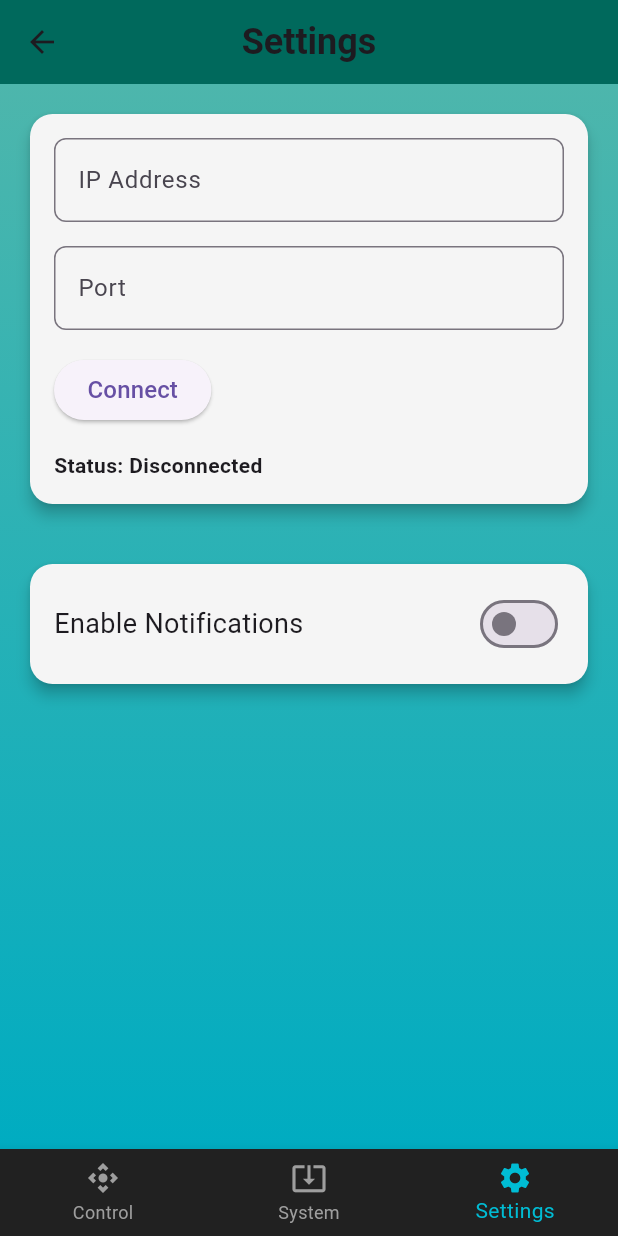
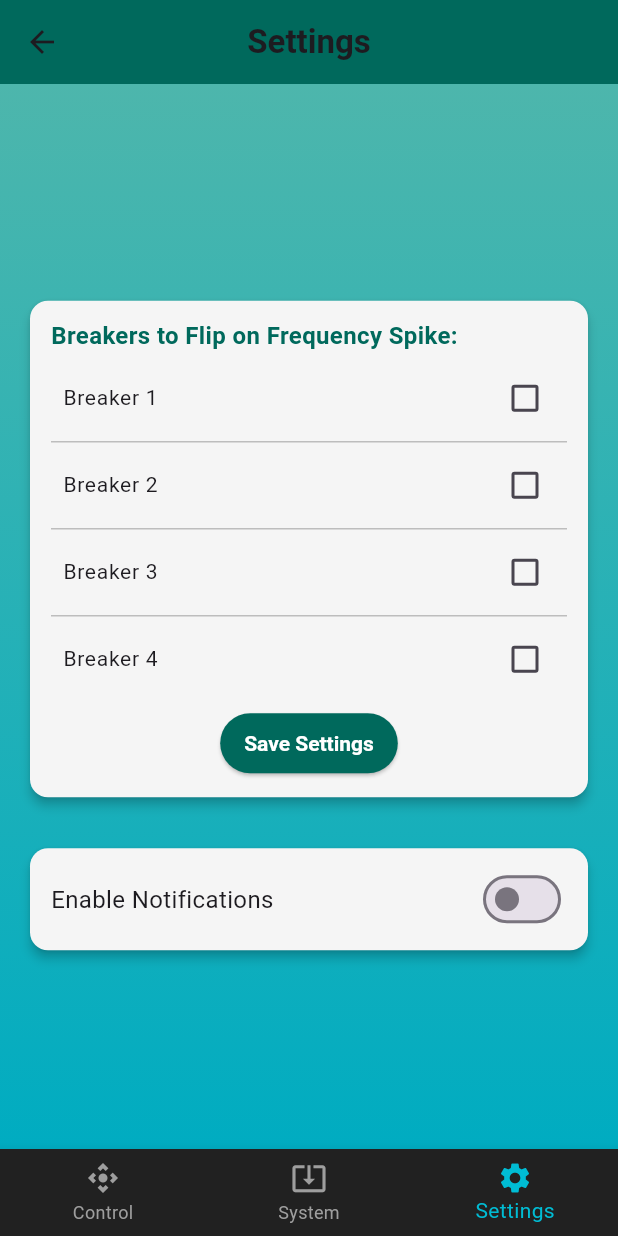
Before and after one commit to saxojeblin/BEAM, a Flutter app: the screen it shows after launch, item 3 of the bottom bar chosen, on a phone screen of 412 x 824 dp. Run offline on Flutter 3.47's test engine with Material 3 defaults, Android fonts, the phone set to English and light mode, and no system bars.

Commit message:
implement user-controlled frequency response settings

```diff
--- a/beam_app/lib/main.dart
+++ b/beam_app/lib/main.dart
@@ -2,6 +2,7 @@
 
 import 'package:flutter/material.dart';
 import 'package:http/http.dart' as http;
+import 'dart:convert';
 
 void main() {
   runApp(BeamApp());
@@ -403,6 +404,7 @@
   }
 }
 
+
 class SettingsPage extends StatefulWidget {
   const SettingsPage({super.key});
 
@@ -411,62 +413,82 @@
 }
 
 class _SettingsPageState extends State<SettingsPage> {
-  TextEditingController ipController = TextEditingController();
-  TextEditingController portController = TextEditingController();
+  // Breakers configuration for frequency spikes
+  List<bool> breakersToFlip = [false, false, false, false];
+
+  // Notifications toggle
   bool notificationsEnabled = false;
-  String connectionStatus = "Disconnected";
 
-  Future<void> testConnection() async {
-    String ip = ipController.text;
-    String port = portController.text;
-    if (ip.isEmpty || port.isEmpty) {
+  // ESP32 IP Address (Modify if needed)
+  final String esp32Ip = "192.168.4.1";
+  final String esp32Port = "80";
+
+  // Loading State
+  bool isLoading = false;
+  String loadingMessage = ""; // Dynamic loading text
+
+  Future<void> sendBreakerSettings() async {
+    if (isLoading) return; // Prevent multiple clicks
+
     setState(() {
-        connectionStatus = "Please enter IP and Port.";
+      isLoading = true;
+      loadingMessage = "Saving Settings..."; // Show dynamic message
     });
-      return;
-    }
 
-    String url = "http://$ip:$port/test";
+    String url = "http://$esp32Ip:$esp32Port/frequency_settings";
+    Map<String, dynamic> data = {
+      "breaker1": breakersToFlip[0],
+      "breaker2": breakersToFlip[1],
+      "breaker3": breakersToFlip[2],
+      "breaker4": breakersToFlip[3],
+    };
 
     try {
-      final response = await http.get(Uri.parse(url)).timeout(
-        Duration(seconds: 3),
+      final response = await http.post(
+        Uri.parse(url),
+        headers: {"Content-Type": "application/json"},
+        body: jsonEncode(data),
+      ).timeout(
+        Duration(seconds: 5), // Timeout after 5 seconds
         onTimeout: () {
           throw Exception("Timeout");
         },
       );
 
       if (response.statusCode == 200) {
-        setState(() {
-          connectionStatus = "Connected to BEAM device!";
-        });
+        ScaffoldMessenger.of(context).showSnackBar(
+          SnackBar(content: Text("Breaker settings updated successfully.")),
+        );
       } else {
-        setState(() {
-          connectionStatus = "Failed (Code: ${response.statusCode})";
-        });
+        ScaffoldMessenger.of(context).showSnackBar(
+          SnackBar(content: Text("Failed to update breaker settings.")),
+        );
       }
     } catch (e) {
+      ScaffoldMessenger.of(context).showSnackBar(
+        SnackBar(content: Text("Error: Could not connect to ESP32.")),
+      );
+    }
+
     setState(() {
-        connectionStatus = "Could not connect to BEAM device";
+      isLoading = false; // Re-enable UI
     });
-    }
   }
 
   @override
   Widget build(BuildContext context) {
-    return Scaffold(
+    return Stack(
+      children: [
+        Scaffold(
           appBar: AppBar(
             backgroundColor: Colors.teal.shade800,
             title: const Text(
               'Settings',
-          style: TextStyle(fontSize: 24, fontWeight: FontWeight.bold),
+              style: TextStyle(fontSize: 22, fontWeight: FontWeight.bold),
             ),
             centerTitle: true,
           ),
-      body: Column(
-        children: [
-          Expanded(
-            child: Container(
+          body: Container(
             decoration: BoxDecoration(
               gradient: LinearGradient(
                 colors: [Colors.teal.shade300, Colors.cyan.shade600],
@@ -474,72 +496,105 @@
                 end: Alignment.bottomCenter,
               ),
             ),
+            child: Center(
+              child: SingleChildScrollView(
+                physics: ClampingScrollPhysics(),
                 child: Column(
+                  mainAxisSize: MainAxisSize.min,
+                  crossAxisAlignment: CrossAxisAlignment.center,
                   children: [
+                    // **Frequency Spike Settings**
                     Padding(
-                    padding: const EdgeInsets.all(16.0),
+                      padding: const EdgeInsets.fromLTRB(16, 12, 16, 8),
                       child: Card(
+                        color: Colors.grey.shade100,
                         shape: RoundedRectangleBorder(
-                        borderRadius: BorderRadius.circular(15),
+                          borderRadius: BorderRadius.circular(12),
                         ),
-                      elevation: 4,
-                      color: Colors.grey.shade100,
+                        elevation: 3,
                         child: Padding(
-                        padding: const EdgeInsets.all(16.0),
+                          padding: const EdgeInsets.symmetric(horizontal: 14, vertical: 12),
                           child: Column(
                             crossAxisAlignment: CrossAxisAlignment.start,
                             children: [
-                            TextField(
-                              controller: ipController,
-                              decoration: InputDecoration(
-                                labelText: "IP Address",
-                                border: OutlineInputBorder(
-                                  borderRadius: BorderRadius.circular(8),
+                              Text(
+                                'Breakers to Flip on Frequency Spike:',
+                                style: TextStyle(
+                                  fontSize: 16,
+                                  fontWeight: FontWeight.bold,
+                                  color: Colors.teal.shade800,
                                 ),
                               ),
+                              SizedBox(height: 6),
+                              Column(
+                                children: List.generate(4, (index) {
+                                  return Column(
+                                    children: [
+                                      CheckboxListTile(
+                                        title: Text("Breaker ${index + 1}",
+                                            style: TextStyle(fontSize: 14)),
+                                        value: breakersToFlip[index],
+                                        onChanged: isLoading
+                                            ? null // Disable changes while loading
+                                            : (bool? value) {
+                                                setState(() {
+                                                  breakersToFlip[index] = value ?? false;
+                                                });
+                                              },
+                                        contentPadding: EdgeInsets.symmetric(horizontal: 8),
+                                        dense: true,
+                                        activeColor: Colors.teal.shade800,
                                       ),
-                            SizedBox(height: 16),
-                            TextField(
-                              controller: portController,
-                              decoration: InputDecoration(
-                                labelText: "Port",
-                                border: OutlineInputBorder(
-                                  borderRadius: BorderRadius.circular(8),
+                                      if (index < 3)
+                                        Divider(color: Colors.grey.shade400, height: 10),
+                                    ],
+                                  );
+                                }),
+                              ),
+                              SizedBox(height: 8),
+                              Center(
+                                child: ElevatedButton(
+                                  onPressed: isLoading ? null : sendBreakerSettings,
+                                  child: Text("Save Settings"),
+                                  style: ElevatedButton.styleFrom(
+                                    backgroundColor: isLoading
+                                        ? Colors.grey.shade500
+                                        : Colors.teal.shade800,
+                                    foregroundColor: Colors.white,
+                                    padding: EdgeInsets.symmetric(horizontal: 16, vertical: 10),
+                                    textStyle:
+                                        TextStyle(fontSize: 14, fontWeight: FontWeight.bold),
                                   ),
                                 ),
-                            ),
-                            SizedBox(height: 16),
-                            ElevatedButton(
-                              onPressed: testConnection,
-                              child: Text("Connect"),
-                            ),
-                            SizedBox(height: 16),
-                            Text(
-                              "Status: $connectionStatus",
-                              style: TextStyle(fontWeight: FontWeight.bold),
                               ),
                             ],
                           ),
                         ),
                       ),
                     ),
+
+                    SizedBox(height: 10),
+
+                    // **Notifications Toggle**
                     Padding(
-                    padding: const EdgeInsets.all(16.0),
+                      padding: const EdgeInsets.fromLTRB(16, 8, 16, 0),
                       child: Card(
+                        color: Colors.grey.shade100,
                         shape: RoundedRectangleBorder(
-                        borderRadius: BorderRadius.circular(15),
+                          borderRadius: BorderRadius.circular(12),
                         ),
-                      elevation: 4,
-                      color: Colors.grey.shade100,
+                        elevation: 3,
                         child: Padding(
-                        padding: const EdgeInsets.all(16.0),
+                          padding: const EdgeInsets.symmetric(horizontal: 14, vertical: 10),
                           child: Row(
                             mainAxisAlignment: MainAxisAlignment.spaceBetween,
                             children: [
-                            Text("Enable Notifications", style: TextStyle(fontSize: 18)),
+                              Text("Enable Notifications", style: TextStyle(fontSize: 16)),
                               Switch(
                                 value: notificationsEnabled,
-                              onChanged: (value) {
+                                onChanged: isLoading
+                                    ? null // Disable switch while saving
+                                    : (value) {
                                         setState(() {
                                           notificationsEnabled = value;
                                         });
@@ -555,7 +610,6 @@
                 ),
               ),
             ),
-        ],
           ),
           bottomNavigationBar: BottomNavigationBar(
             backgroundColor: Colors.grey.shade900,
@@ -566,8 +620,10 @@
               BottomNavigationBarItem(icon: Icon(Icons.system_update_alt), label: 'System'),
               BottomNavigationBarItem(icon: Icon(Icons.settings), label: 'Settings'),
             ],
-        currentIndex: 2, // Set to 2 for the Settings page
-        onTap: (index) {
+            currentIndex: 2,
+            onTap: isLoading
+                ? null // Prevent navigation while loading
+                : (index) {
                     if (index == 0) {
                       Navigator.push(
                         context,
@@ -581,6 +637,34 @@
                     }
                   },
           ),
+        ),
+
+        // **Full-Screen Loading Overlay**
+        if (isLoading)
+          Positioned.fill(
+            child: Container(
+              color: Colors.black.withOpacity(0.6), // Darken screen
+              child: Center(
+                child: Column(
+                  mainAxisSize: MainAxisSize.min,
+                  children: [
+                    CircularProgressIndicator(color: Colors.white, strokeWidth: 5),
+                    SizedBox(height: 15),
+                    Text(
+                      loadingMessage,
+                      style: TextStyle(
+                        color: Colors.white,
+                        fontSize: 18,
+                        fontWeight: FontWeight.bold,
+                        decoration: TextDecoration.none,
+                      ),
+                    ),
+                  ],
+                ),
+              ),
+            ),
+          ),
+      ],
     );
   }
 }
```
Also changed, not shown: 2 other files. Lines whose indentation alone changed are shown as unchanged.
